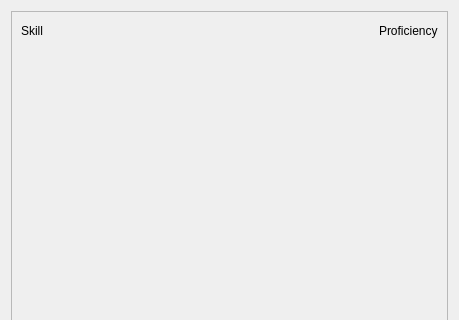
lambertlb/CharacterManager, file builder/Skills.ui: the form before one commit; both pictures show x 0 to 459 and y 0 to 320 of the 459 by 660 pixel window.
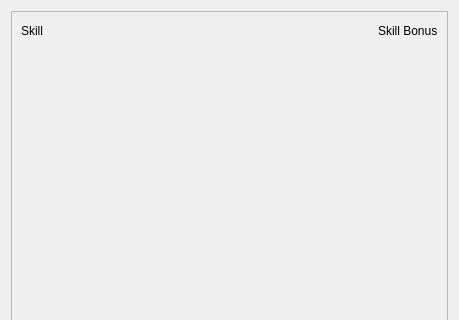
The form after the commit.

Diff of the .ui file:
```diff
--- a/builder/Skills.ui
+++ b/builder/Skills.ui
@@ -48,7 +48,7 @@
         <item row="0" column="2">
          <widget class="QLabel" name="label_2">
           <property name="text">
-           <string>Proficiency</string>
+           <string>Skill Bonus</string>
           </property>
          </widget>
         </item>
```
